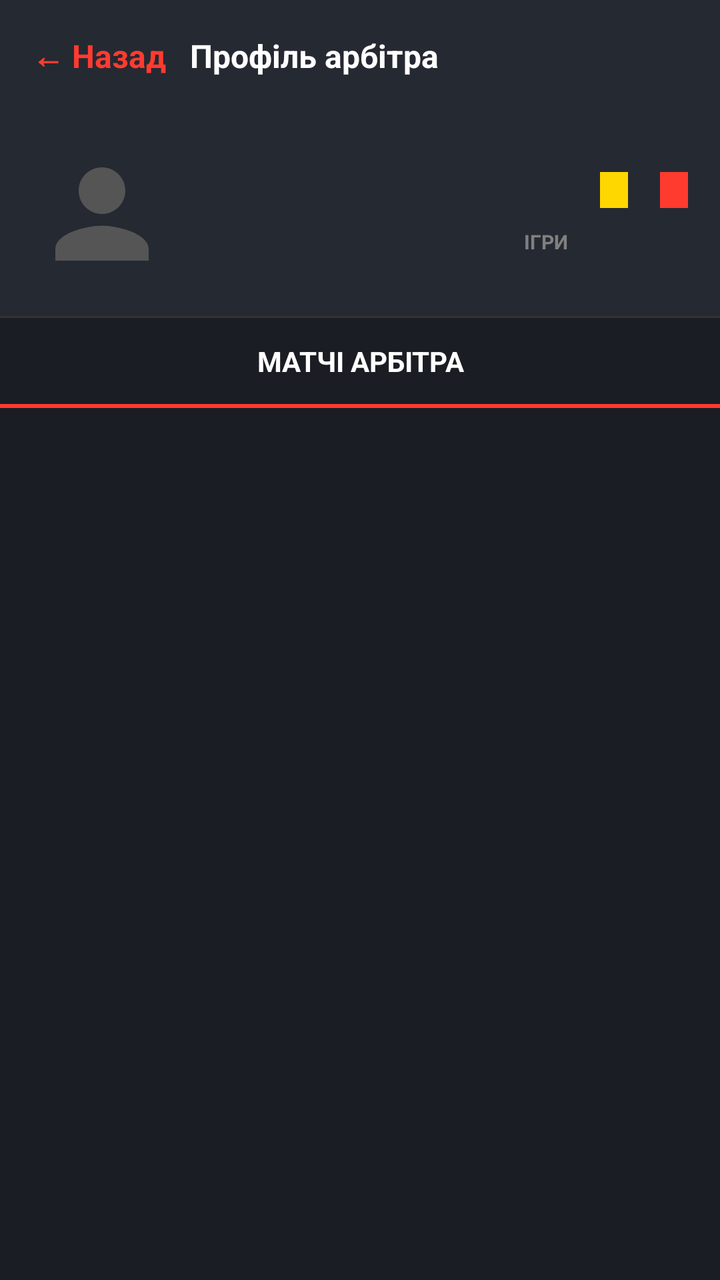
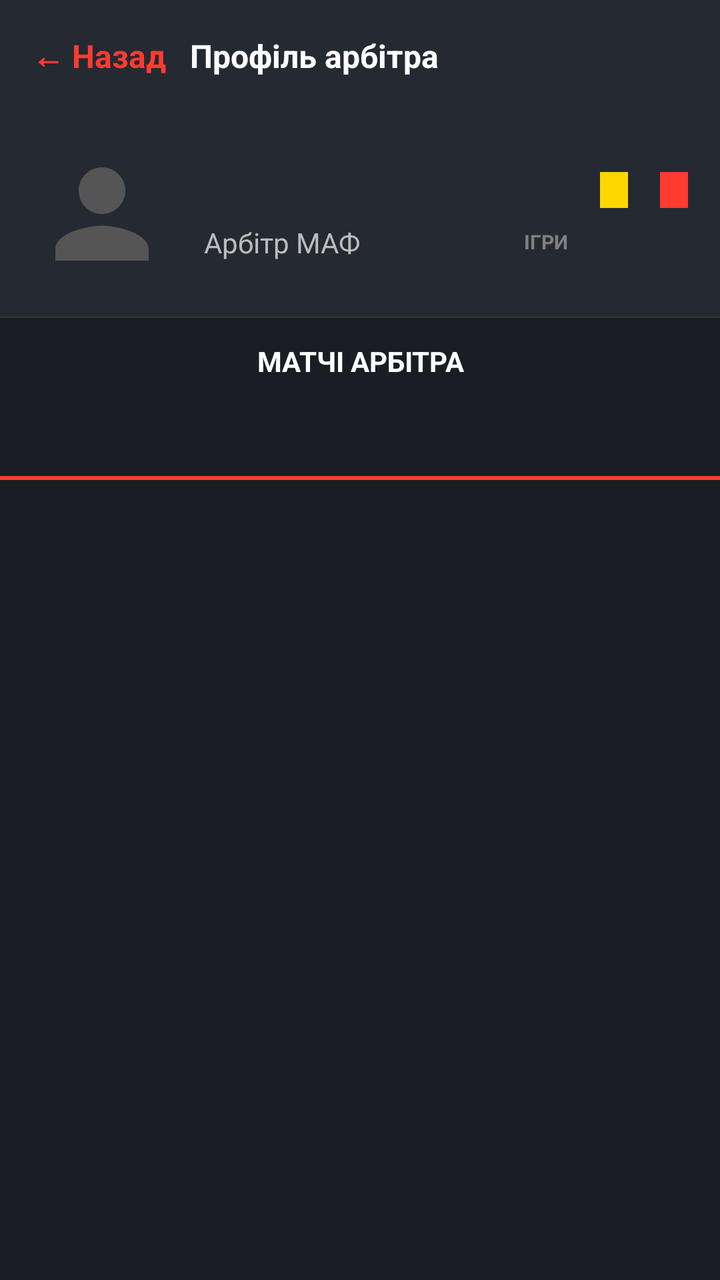

The first picture is an Android layout as it rendered before a commit; the second is the same layout after the commit. The layout source and the unified diff follow.
<!-- AndroidManifest.xml: activity theme Theme.AppCompat.NoActionBar -->
<!-- res/layout/activity_referee_profile.xml -->
<?xml version="1.0" encoding="utf-8"?>
<LinearLayout xmlns:android="http://schemas.android.com/apk/res/android"
    android:layout_width="match_parent"
    android:layout_height="match_parent"
    android:background="#1A1D23"
    android:orientation="vertical">

    <LinearLayout
        android:layout_width="match_parent"
        android:layout_height="56dp"
        android:background="#252932"
        android:gravity="center_vertical"
        android:orientation="horizontal"
        android:paddingHorizontal="16dp">

        <TextView
            android:id="@+id/btnBack"
            android:layout_width="wrap_content"
            android:layout_height="wrap_content"
            android:background="?attr/selectableItemBackground"
            android:clickable="true"
            android:focusable="true"
            android:paddingEnd="12dp"
            android:text="← Назад"
            android:textColor="#FF3B30"
            android:textSize="16sp"
            android:textStyle="bold" />

        <TextView
            android:id="@+id/tvHeaderTitle"
            android:layout_width="wrap_content"
            android:layout_height="wrap_content"
            android:text="Профіль арбітра"
            android:textColor="#FFFFFF"
            android:textSize="16sp"
            android:textStyle="bold" />
    </LinearLayout>

    <LinearLayout
        android:layout_width="match_parent"
        android:layout_height="wrap_content"
        android:background="#252932"
        android:gravity="center_vertical"
        android:orientation="horizontal"
        android:padding="16dp">

        <ImageView
            android:id="@+id/ivProfilePhoto"
            android:layout_width="70dp"
            android:layout_height="70dp"
            android:src="@drawable/ic_player_placeholder" />

        <LinearLayout
            android:layout_width="0dp"
            android:layout_height="wrap_content"
            android:layout_marginStart="16dp"
            android:layout_weight="1"
            android:orientation="vertical">

            <TextView
                android:id="@+id/tvProfileName"
                android:layout_width="wrap_content"
                android:layout_height="wrap_content"
                android:textColor="#FFFFFF"
                android:textSize="18sp"
                android:textStyle="bold" />

            <TextView
                android:id="@+id/tvProfileRole"
                android:layout_width="wrap_content"
                android:layout_height="wrap_content"
                android:layout_marginTop="4dp"
                android:textColor="#BCBCBC"
                android:textSize="14sp" />
        </LinearLayout>

        <LinearLayout
            android:layout_width="wrap_content"
            android:layout_height="wrap_content"
            android:gravity="bottom"
            android:orientation="horizontal">

            <LinearLayout
                android:layout_width="wrap_content"
                android:layout_height="wrap_content"
                android:layout_marginEnd="16dp"
                android:gravity="center"
                android:orientation="vertical">
                <TextView
                    android:id="@+id/tvProfileMatches"
                    android:layout_width="wrap_content"
                    android:layout_height="wrap_content"
                    android:textColor="#FFFFFF"
                    android:textSize="18sp"
                    android:textStyle="bold" />
                <TextView
                    android:layout_width="wrap_content"
                    android:layout_height="wrap_content"
                    android:text="ІГРИ"
                    android:textColor="#808080"
                    android:textSize="10sp"
                    android:textStyle="bold" />
            </LinearLayout>

            <LinearLayout
                android:layout_width="wrap_content"
                android:layout_height="wrap_content"
                android:layout_marginEnd="16dp"
                android:gravity="center"
                android:orientation="vertical">
                <View
                    android:layout_width="14dp"
                    android:layout_height="18dp"
                    android:layout_marginBottom="2dp"
                    android:background="#FFD700" />
                <TextView
                    android:id="@+id/tvProfileYellow"
                    android:layout_width="wrap_content"
                    android:layout_height="wrap_content"
                    android:textColor="#FFD700"
                    android:textSize="16sp"
                    android:textStyle="bold" />
            </LinearLayout>

            <LinearLayout
                android:layout_width="wrap_content"
                android:layout_height="wrap_content"
                android:gravity="center"
                android:orientation="vertical">
                <View
                    android:layout_width="14dp"
                    android:layout_height="18dp"
                    android:layout_marginBottom="2dp"
                    android:background="#FF3B30" />
                <TextView
                    android:id="@+id/tvProfileRed"
                    android:layout_width="wrap_content"
                    android:layout_height="wrap_content"
                    android:textColor="#FF3B30"
                    android:textSize="16sp"
                    android:textStyle="bold" />
            </LinearLayout>
        </LinearLayout>
    </LinearLayout>

    <View
        android:layout_width="match_parent"
        android:layout_height="1dp"
        android:background="#333333" />

    <TextView
        android:layout_width="match_parent"
        android:layout_height="wrap_content"
        android:padding="12dp"
        android:text="МАТЧІ АРБІТРА"
        android:textAlignment="center"
        android:textColor="#FFFFFF"
        android:textSize="14sp"
        android:textStyle="bold" />

    <View
        android:layout_width="match_parent"
        android:layout_height="2dp"
        android:background="#FF3B30" />

    <FrameLayout
        android:layout_width="match_parent"
        android:layout_height="match_parent">

        <androidx.recyclerview.widget.RecyclerView
            android:id="@+id/rvRefereeMatches"
            android:layout_width="match_parent"
            android:layout_height="match_parent"
            android:clipToPadding="false"
            android:paddingBottom="20dp" />

        <ProgressBar
            android:id="@+id/progressBar"
            android:layout_width="wrap_content"
            android:layout_height="wrap_content"
            android:layout_gravity="center" />

        <TextView
            android:id="@+id/tvEmptyState"
            android:layout_width="wrap_content"
            android:layout_height="wrap_content"
            android:layout_gravity="center"
            android:text="Матчів не знайдено"
            android:textColor="#808080"
            android:visibility="gone" />
    </FrameLayout>
</LinearLayout>
<!-- resources referenced by this layout -->
<resources>
  <!-- drawable ic_player_placeholder (drawable) -->
  <vector xmlns:android="http://schemas.android.com/apk/res/android"
      android:width="24dp"
      android:height="24dp"
      android:viewportWidth="24"
      android:viewportHeight="24">
      <path
          android:fillColor="#555555"
          android:pathData="M12,12c2.21,0 4,-1.79 4,-4s-1.79,-4 -4,-4 -4,1.79 -4,4 1.79,4 4,4zM12,14c-2.67,0 -8,1.34 -8,4v2h16v-2c0,-2.66 -5.33,-4 -8,-4z"/>
  </vector>
</resources>

<!-- the commit's change to res/layout/activity_referee_profile.xml (unified diff, before → after) -->
@@ -1,5 +1,6 @@
 <?xml version="1.0" encoding="utf-8"?>
 <LinearLayout xmlns:android="http://schemas.android.com/apk/res/android"
+    xmlns:app="http://schemas.android.com/apk/res-auto"
     android:layout_width="match_parent"
     android:layout_height="match_parent"
     android:background="#1A1D23"
@@ -48,6 +49,7 @@
             android:id="@+id/ivProfilePhoto"
             android:layout_width="70dp"
             android:layout_height="70dp"
+            android:scaleType="centerCrop"
             android:src="@drawable/ic_player_placeholder" />
 
         <LinearLayout
@@ -70,6 +72,7 @@
                 android:layout_width="wrap_content"
                 android:layout_height="wrap_content"
                 android:layout_marginTop="4dp"
+                android:text="Арбітр МАФ"
                 android:textColor="#BCBCBC"
                 android:textSize="14sp" />
         </LinearLayout>
@@ -151,13 +154,27 @@
     <TextView
         android:layout_width="match_parent"
         android:layout_height="wrap_content"
-        android:padding="12dp"
+        android:paddingTop="12dp"
+        android:paddingBottom="8dp"
         android:text="МАТЧІ АРБІТРА"
         android:textAlignment="center"
         android:textColor="#FFFFFF"
         android:textSize="14sp"
         android:textStyle="bold" />
 
+    <com.google.android.material.tabs.TabLayout
+        android:id="@+id/tabLayoutReferee"
+        android:layout_width="match_parent"
+        android:layout_height="40dp"
+        android:background="#1A1D23"
+        app:tabIndicatorColor="#FF3B30"
+        app:tabIndicatorHeight="3dp"
+        app:tabSelectedTextColor="#FFFFFF"
+        app:tabTextColor="#808080"
+        app:tabTextAppearance="@android:style/TextAppearance.Small"
+        app:tabMode="fixed"
+        app:tabGravity="fill"/>
+
     <View
         android:layout_width="match_parent"
         android:layout_height="2dp"
@@ -167,18 +184,17 @@
         android:layout_width="match_parent"
         android:layout_height="match_parent">
 
-        <androidx.recyclerview.widget.RecyclerView
-            android:id="@+id/rvRefereeMatches"
+        <androidx.viewpager2.widget.ViewPager2
+            android:id="@+id/viewPagerReferee"
             android:layout_width="match_parent"
-            android:layout_height="match_parent"
-            android:clipToPadding="false"
-            android:paddingBottom="20dp" />
+            android:layout_height="match_parent" />
 
         <ProgressBar
             android:id="@+id/progressBar"
             android:layout_width="wrap_content"
             android:layout_height="wrap_content"
-            android:layout_gravity="center" />
+            android:layout_gravity="center"
+            android:visibility="gone" />
 
         <TextView
             android:id="@+id/tvEmptyState"
